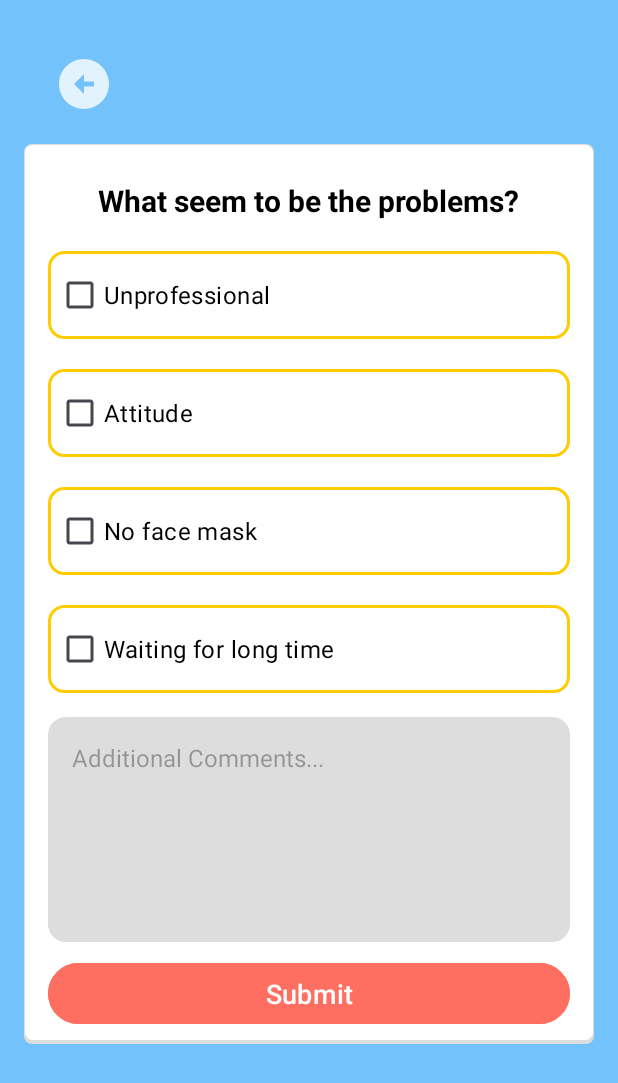
After one commit to PhucTranS3924715/COSC2657-Assignment3, an Android app: the layout activity_bad_rating.xml on its own in the app's theme, with its tools: preview values and no code run, on a phone screen of 412 x 824 dp. The commit adds this screen. Shown: the top 1083 px of the screen. Run offline under Robolectric (Android 15) with nearby library versions, the phone set to English and light mode, and no system bars.

Commit message:
Added bad rating UI

```diff
--- /dev/null
+++ b/app/src/main/res/drawable/additional_comment_background.xml
@@ -0,0 +1,5 @@
+<?xml version="1.0" encoding="utf-8"?>
+<shape xmlns:android="http://schemas.android.com/apk/res/android">
+    <solid android:color="#DDDDDD"/>
+    <corners android:radius="12dp"/>
+</shape>
--- /dev/null
+++ b/app/src/main/res/drawable/submit_button_background.xml
@@ -0,0 +1,5 @@
+<?xml version="1.0" encoding="utf-8"?>
+<shape xmlns:android="http://schemas.android.com/apk/res/android">
+    <solid android:color="#FF6F61"/>
+    <corners android:radius="12dp"/>
+</shape>
--- /dev/null
+++ b/app/src/main/res/drawable/yellow_outline_background.xml
@@ -0,0 +1,16 @@
+<?xml version="1.0" encoding="utf-8"?>
+<shape xmlns:android="http://schemas.android.com/apk/res/android">
+    <solid android:color="@android:color/transparent"/>
+
+    <stroke
+        android:width="2dp"
+        android:color="#FFCC00"/>
+
+    <padding
+        android:left="4dp"
+        android:top="4dp"
+        android:right="4dp"
+        android:bottom="4dp"/>
+
+    <corners android:radius="10dp"/>
+</shape>
--- /dev/null
+++ b/app/src/main/res/layout/activity_bad_rating.xml
@@ -0,0 +1,159 @@
+<?xml version="1.0" encoding="utf-8"?>
+<RelativeLayout xmlns:android="http://schemas.android.com/apk/res/android"
+    xmlns:app="http://schemas.android.com/apk/res-auto"
+    xmlns:tools="http://schemas.android.com/tools"
+    android:layout_width="match_parent"
+    android:layout_height="match_parent"
+    android:padding="16dp"
+    android:background="@color/blue">
+
+    <ImageView
+        android:id="@+id/backButton"
+        android:layout_width="40dp"
+        android:layout_height="40dp"
+        android:layout_marginStart="20dp"
+        android:layout_marginTop="20dp"
+        app:layout_constraintStart_toStartOf="parent"
+        app:layout_constraintTop_toTopOf="parent"
+        app:srcCompat="@drawable/back_icon" />
+
+    <!-- White box -->
+    <RelativeLayout
+        android:layout_width="380dp"
+        android:layout_height="600dp"
+        android:layout_centerHorizontal="true"
+        android:layout_marginTop="80dp"
+        android:layout_marginBottom="10dp"
+        android:background="@drawable/custom_shape">
+
+        <TextView
+            android:id="@+id/problemsTextView"
+            android:layout_width="wrap_content"
+            android:layout_height="wrap_content"
+            android:layout_centerHorizontal="true"
+            android:layout_marginTop="24dp"
+            android:text="What seem to be the problems?"
+            android:textColor="#000000"
+            android:textSize="20dp"
+            android:textStyle="bold" />
+
+        <LinearLayout
+            android:id="@+id/unprofessionalCheckBoxLayout"
+            android:layout_width="match_parent"
+            android:layout_height="wrap_content"
+            android:layout_below="@id/problemsTextView"
+            android:layout_marginTop="20dp"
+            android:background="@drawable/yellow_outline_background"
+            android:orientation="vertical"
+            android:padding="5dp"
+            android:layout_marginLeft="16dp"
+            android:layout_marginRight="16dp">
+
+            <CheckBox
+                android:id="@+id/unprofessionalCheckBox"
+                android:layout_width="wrap_content"
+                android:layout_height="wrap_content"
+                android:text="Unprofessional"
+                android:textColor="#000000"
+                android:textSize="16sp" />
+
+        </LinearLayout>
+
+        <LinearLayout
+            android:id="@+id/attitudeCheckBoxLayout"
+            android:layout_width="match_parent"
+            android:layout_height="wrap_content"
+            android:layout_below="@id/unprofessionalCheckBoxLayout"
+            android:layout_marginTop="20dp"
+            android:background="@drawable/yellow_outline_background"
+            android:orientation="vertical"
+            android:padding="5dp"
+            android:layout_marginLeft="16dp"
+            android:layout_marginRight="16dp">
+
+            <CheckBox
+                android:id="@+id/attitudeCheckBox"
+                android:layout_width="wrap_content"
+                android:layout_height="wrap_content"
+                android:text="Attitude"
+                android:textColor="#000000"
+                android:textSize="16sp" />
+
+        </LinearLayout>
+
+        <LinearLayout
+            android:id="@+id/faceMaskCheckBoxLayout"
+            android:layout_width="match_parent"
+            android:layout_height="wrap_content"
+            android:layout_below="@id/attitudeCheckBoxLayout"
+            android:layout_marginTop="20dp"
+            android:background="@drawable/yellow_outline_background"
+            android:orientation="vertical"
+            android:padding="5dp"
+            android:layout_marginLeft="16dp"
+            android:layout_marginRight="16dp">
+
+            <CheckBox
+                android:id="@+id/faceMaskCheckBox"
+                android:layout_width="wrap_content"
+                android:layout_height="wrap_content"
+                android:text="No face mask"
+                android:textColor="#000000"
+                android:textSize="16sp" />
+
+        </LinearLayout>
+
+        <LinearLayout
+            android:id="@+id/waitingCheckBoxLayout"
+            android:layout_width="match_parent"
+            android:layout_height="wrap_content"
+            android:layout_below="@id/faceMaskCheckBoxLayout"
+            android:layout_marginTop="20dp"
+            android:background="@drawable/yellow_outline_background"
+            android:orientation="vertical"
+            android:padding="5dp"
+            android:layout_marginLeft="16dp"
+            android:layout_marginRight="16dp">
+
+            <CheckBox
+                android:id="@+id/waitingCheckBox"
+                android:layout_width="wrap_content"
+                android:layout_height="wrap_content"
+                android:text="Waiting for long time"
+                android:textColor="#000000"
+                android:textSize="16sp" />
+
+        </LinearLayout>
+
+        <EditText
+            android:id="@+id/additionalCommentsEditText"
+            android:layout_width="match_parent"
+            android:layout_height="150dp"
+            android:layout_marginTop="16dp"
+            android:layout_below="@id/waitingCheckBoxLayout"
+            android:padding="16dp"
+            android:background="@drawable/additional_comment_background"
+            android:hint="Additional Comments..."
+            android:textColor="#000000"
+            android:textSize="16sp"
+            android:gravity="top|start"
+            android:layout_marginStart="16dp"
+            android:layout_marginEnd="16dp"/>
+
+        <Button
+            android:id="@+id/submitButton"
+            android:layout_width="match_parent"
+            android:layout_height="wrap_content"
+            android:layout_below="@id/additionalCommentsEditText"
+            android:layout_marginTop="10dp"
+            android:padding="8dp"
+            android:text="Submit"
+            android:textSize="18sp"
+            android:textColor="#FFFFFF"
+            android:layout_marginStart="16dp"
+            android:layout_marginEnd="16dp"
+            android:backgroundTint="#FF6F61"/>
+
+    </RelativeLayout>
+
+</RelativeLayout>
--- a/app/src/main/res/layout/activity_driver_profile.xml
+++ b/app/src/main/res/layout/activity_driver_profile.xml
@@ -67,7 +67,7 @@
                         android:id="@+id/driverStarIcon"
                         android:layout_width="13sp"
                         android:layout_height="13sp"
-                        android:src="@drawable/star_icon"
+                        android:src="@drawable/star_driver_icon"
                         android:layout_gravity="center_vertical"
                         android:layout_marginEnd="4dp"
                         app:tint="@color/white" />
@@ -294,7 +294,7 @@
                             android:id="@+id/customerStarIcon"
                             android:layout_width="13sp"
                             android:layout_height="13sp"
-                            android:src="@drawable/star_icon"
+                            android:src="@drawable/star_driver_icon"
                             android:layout_gravity="center_vertical"
                             android:layout_marginEnd="4dp"
                             app:tint="#6DBAED" />
--- a/app/src/main/res/layout/fragment_booking.xml
+++ b/app/src/main/res/layout/fragment_booking.xml
@@ -129,7 +129,7 @@
                     android:layout_height="wrap_content"
                     android:text="5"
                     android:textSize="20dp"
-                    android:drawableStart="@drawable/star_icon"
+                    android:drawableStart="@drawable/star_driver_icon"
                     android:drawablePadding="10dp"/>
 
             </LinearLayout>
```
Also changed, not shown: app/src/main/res/drawable/star_driver_icon.xml (renamed from app/src/main/res/drawable/star_icon.xml).
